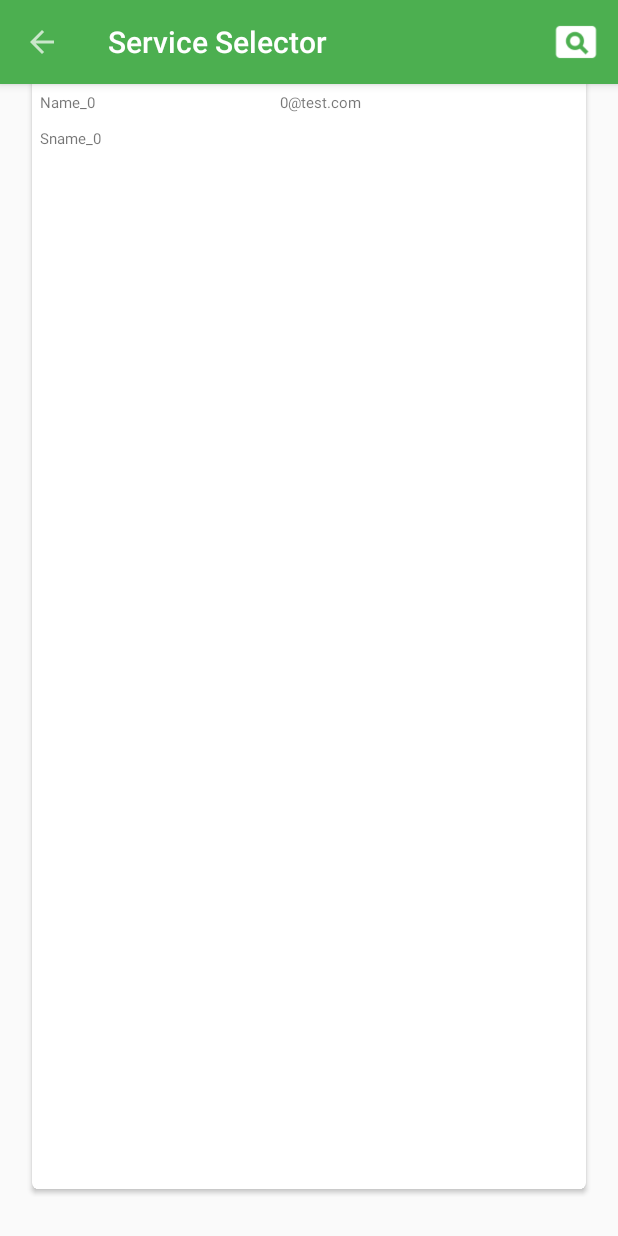
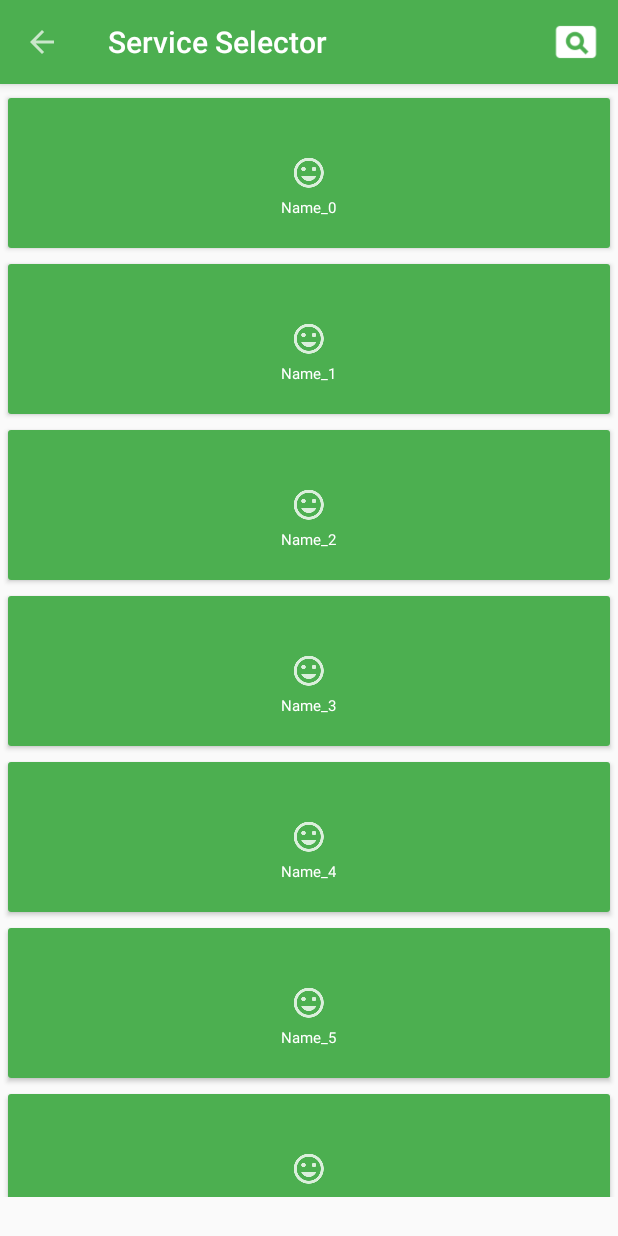
Before and after one commit to niravshah/demandnow, an Android app: the ServiceSelectorActivity screen opened directly, with no data from a screen before it, on a phone screen of 412 x 824 dp. Run offline under Robolectric (Android 15) with nearby library versions, the phone set to English and light mode, and no system bars; our stand-ins replace CircleImageView, Volley; network calls fail.

Commit message:
Service Selector 3

```diff
--- a/app/src/main/java/com/demandnow/adapters/ServiceSelectorAdapter.java
+++ b/app/src/main/java/com/demandnow/adapters/ServiceSelectorAdapter.java
@@ -1,12 +1,15 @@
 package com.demandnow.adapters;
 
+import android.content.Intent;
 import android.support.v7.widget.RecyclerView;
 import android.view.LayoutInflater;
 import android.view.View;
 import android.view.ViewGroup;
 import android.widget.TextView;
 
+import com.demandnow.MainActivity;
 import com.demandnow.R;
+import com.demandnow.SharedPrefrences;
 import com.demandnow.model.ContactInfo;
 
 import java.util.List;
@@ -31,9 +34,7 @@ public class ServiceSelectorAdapter extends RecyclerView.Adapter<ServiceSelector
     public void onBindViewHolder(ContactViewHolder contactViewHolder, int i) {
         ContactInfo ci = contactList.get(i);
         contactViewHolder.vName.setText(ci.name);
-        contactViewHolder.vSurname.setText(ci.surname);
-        contactViewHolder.vEmail.setText(ci.email);
-        contactViewHolder.vTitle.setText(ci.name + " " + ci.surname);
+        contactViewHolder.info = ci;
     }
 
     @Override
@@ -47,16 +48,19 @@ public class ServiceSelectorAdapter extends RecyclerView.Adapter<ServiceSelector
 
     public static class ContactViewHolder extends RecyclerView.ViewHolder {
         protected TextView vName;
-        protected TextView vSurname;
-        protected TextView vEmail;
-        protected TextView vTitle;
+        protected ContactInfo info;
 
         public ContactViewHolder(View v) {
             super(v);
             vName = (TextView) v.findViewById(R.id.txtName);
-            vSurname = (TextView) v.findViewById(R.id.txtSurname);
-            vEmail = (TextView) v.findViewById(R.id.txtEmail);
-            vTitle = (TextView) v.findViewById(R.id.title);
+
+            v.setOnClickListener(new View.OnClickListener(){
+                @Override
+                public void onClick(View v) {
+                    SharedPrefrences.setCurrentService(info.getName());
+                    v.getContext().startActivity(new Intent(v.getContext(), MainActivity.class));
+                }
+            });
         }
     }
 }
--- a/app/src/main/res/layout/activity_service_selector.xml
+++ b/app/src/main/res/layout/activity_service_selector.xml
@@ -1,8 +1,6 @@
 <?xml version="1.0" encoding="utf-8"?>
 
 <android.support.v4.widget.DrawerLayout xmlns:android="http://schemas.android.com/apk/res/android"
-    xmlns:app="http://schemas.android.com/apk/res-auto"
-
     android:id="@+id/drawer_layout"
     android:layout_width="match_parent"
     android:layout_height="match_parent"
@@ -14,10 +12,10 @@
         android:layout_height="match_parent">
 
         <android.support.design.widget.AppBarLayout
+            android:id="@+id/app_bar"
             android:layout_width="match_parent"
             android:layout_height="wrap_content"
             android:theme="@style/ThemeOverlay.AppCompat.Dark">
-
             <include layout="@layout/fragment_app_bar" />
         </android.support.design.widget.AppBarLayout>
 
@@ -25,16 +23,15 @@
             xmlns:tools="http://schemas.android.com/tools"
             android:layout_width="match_parent"
             android:layout_height="match_parent"
-            android:paddingLeft="@dimen/activity_horizontal_margin"
-            android:paddingRight="@dimen/activity_horizontal_margin"
-            android:paddingTop="@dimen/activity_vertical_margin"
+            android:layout_below="@id/app_bar"
+            android:layout_marginTop="60dp"
             android:paddingBottom="@dimen/activity_vertical_margin"
             tools:context=".MyActivity">
+
             <android.support.v7.widget.RecyclerView
                 android:id="@+id/service_selector_rv"
                 android:layout_width="match_parent"
-                android:layout_height="match_parent"
-                />
+                android:layout_height="match_parent" />
         </RelativeLayout>
     </android.support.design.widget.CoordinatorLayout>
 
--- a/app/src/main/res/layout/cardv_service_selector.xml
+++ b/app/src/main/res/layout/cardv_service_selector.xml
@@ -1,58 +1,38 @@
 <?xml version="1.0" encoding="utf-8"?>
 <android.support.v7.widget.CardView xmlns:android="http://schemas.android.com/apk/res/android"
-    xmlns:card_view="http://schemas.android.com/apk/res-auto"
+    xmlns:card_view="http://schemas.android.com/tools"
     android:id="@+id/card_view"
     android:layout_width="match_parent"
-    android:layout_height="match_parent"
+    android:layout_height="100dp"
     android:layout_margin="5dp"
-    card_view:cardCornerRadius="4dp">
+    android:background="@color/primary"
+    card_view:cardCorenerRadius="3dp"
+    card_view:cardElevation="40dp"
+    card_view:cardBackgroundColor="@color/primary">
 
     <RelativeLayout
         android:layout_width="match_parent"
-        android:layout_height="match_parent">
+        android:layout_height="match_parent"
+        android:background="@color/primary">
 
-        <TextView
-            android:id="@+id/title"
-            android:layout_width="match_parent"
-            android:layout_height="20dp"
-            android:background="@color/cardview_dark_background"
-            android:gravity="center_vertical"
-            android:text="contact det"
-            android:textColor="@android:color/white"
-            android:textSize="14dp" />
+        <ImageView
+            android:id="@+id/ic"
+            android:layout_width="wrap_content"
+            android:layout_height="wrap_content"
+            android:layout_alignParentTop="false"
+            android:src="@drawable/ic_emoticon"
+            android:layout_centerInParent="true" />
 
         <TextView
             android:id="@+id/txtName"
             android:layout_width="wrap_content"
             android:layout_height="wrap_content"
-            android:layout_below="@id/title"
-            android:layout_marginLeft="5dp"
-            android:layout_marginTop="10dp"
+            android:layout_below="@id/ic"
             android:gravity="center_vertical"
             android:text="Name"
-            android:textSize="10dp" />
-
-        <TextView
-            android:id="@+id/txtSurname"
-            android:layout_width="wrap_content"
-            android:layout_height="wrap_content"
-            android:layout_below="@id/txtName"
-            android:layout_marginLeft="5dp"
-            android:layout_marginTop="10dp"
-            android:gravity="center_vertical"
-            android:text="Surname"
-            android:textSize="10dp" />
-
-        <TextView
-            android:id="@+id/txtEmail"
-            android:layout_width="wrap_content"
-            android:layout_height="wrap_content"
-            android:layout_alignBaseline="@id/txtName"
-            android:layout_alignParentRight="true"
-            android:layout_marginRight="150dp"
-            android:layout_marginTop="10dp"
-            android:text="Email"
-            android:textSize="10dp" />
+            android:textSize="10dp"
+            android:textColor="#ffffff"
+            android:layout_centerInParent="true" />
 
     </RelativeLayout>
 </android.support.v7.widget.CardView>
--- a/app/src/main/res/layout/rv_service_selector.xml
+++ /dev/null
@@ -1,6 +0,0 @@
-<?xml version="1.0" encoding="utf-8"?>
-<android.support.v7.widget.RecyclerView
-    android:id="@+id/service_selector_rv_2"
-    android:layout_height="match_parent"
-    android:layout_width="match_parent"
-    xmlns:android="http://schemas.android.com/apk/res/android" />
```
